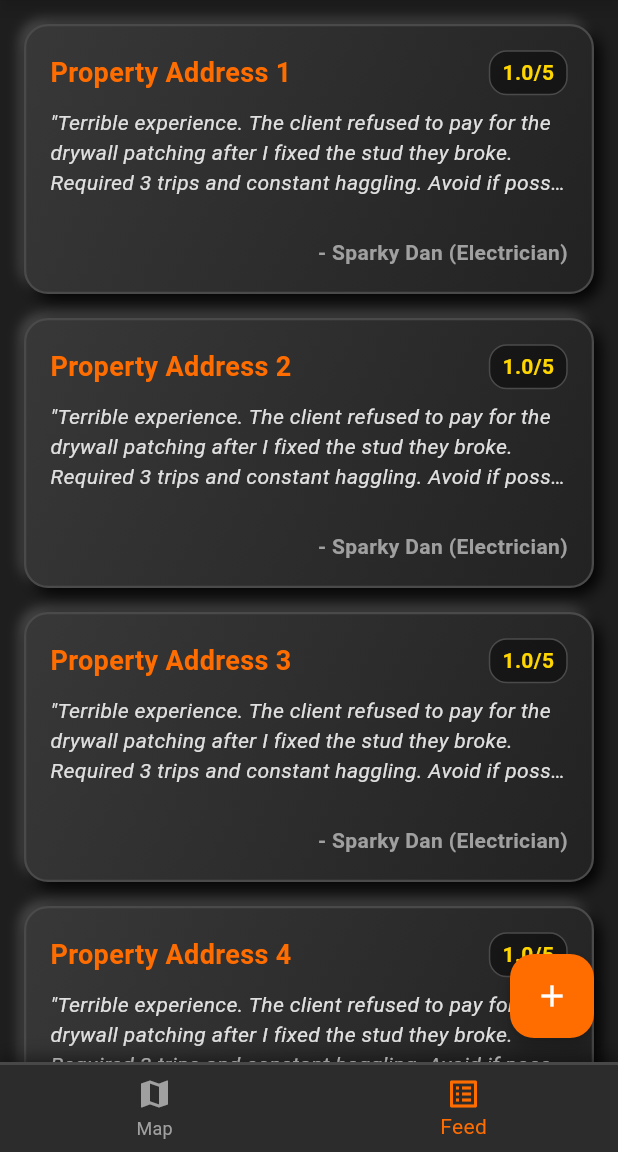
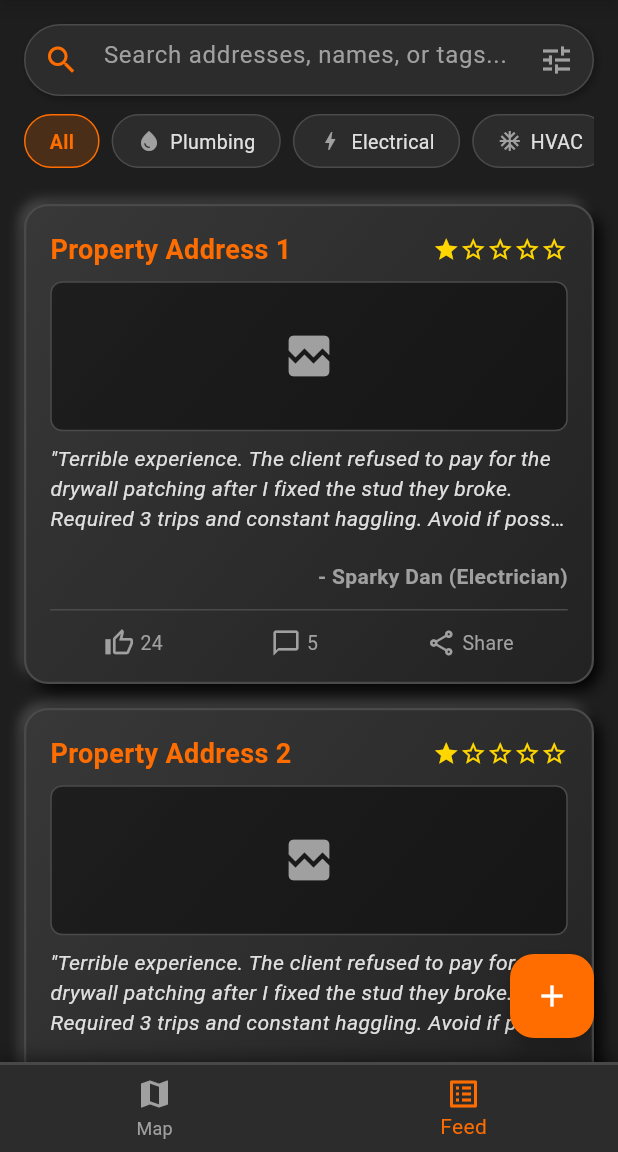
Before and after one commit to Domusgpt/SHTheads, a Flutter app: the FeedScreen screen opened by its route, on a phone screen of 412 x 824 dp, the part 84-1236 px from its top. Run offline on Flutter 3.47's test engine with Material 3 defaults, Android fonts, the phone set to English and light mode, and no system bars; our stand-ins replace flutter_map, go_router, latlong2.

Commit message:
feat(ui): Upgrade MVP UI with multi-portal, auth, and styling
- Implemented standard industry listing app features on the Feed (Stars, Image Placeholders, Social Actions, Search & Filters).
- Added multi-portal architecture using Provider + go_router (Login, Admin Dashboard, Tradesman Feed/Map).
- Configured proper GitHub Pages deployment actions script (`base-href` routing structure).
- Corrected White Screen of Death (WSOD) issue related to unhandled initial navigation states.
- Retained neu-skeuomorphic 4D interactive styles.

```diff
--- a/lib/screens/tradesman/feed_screen.dart
+++ b/lib/screens/tradesman/feed_screen.dart
@@ -1,6 +1,7 @@
 import 'package:flutter/material.dart';
 import '../../theme/app_theme.dart';
 import '../../widgets/reactive_tile.dart';
+import '../../widgets/search_filter_header.dart';
 
 class FeedScreen extends StatelessWidget {
   const FeedScreen({super.key});
@@ -13,19 +14,24 @@ class FeedScreen extends StatelessWidget {
         onPressed: () => _showAddReviewDialog(context),
         child: const Icon(Icons.add, color: Colors.white),
       ),
-      body: ListView.builder(
+      body: Column(
+        children: [
+          const SearchFilterHeader(),
+          Expanded(
+            child: ListView.builder(
               padding: const EdgeInsets.all(16),
               itemCount: 5,
               itemBuilder: (context, index) {
                 return Padding(
                   padding: const EdgeInsets.only(bottom: 16),
                   child: ReactiveTile(
-              height: 180,
+                    height: 320, // Increased height for rich media and actions
                     child: Padding(
                       padding: const EdgeInsets.all(16.0),
                       child: Column(
                         crossAxisAlignment: CrossAxisAlignment.start,
                         children: [
+                          // Header (Address + Star Rating)
                           Row(
                             mainAxisAlignment: MainAxisAlignment.spaceBetween,
                             children: [
@@ -33,18 +39,35 @@ class FeedScreen extends StatelessWidget {
                                 "Property Address ${index + 1}",
                                 style: const TextStyle(color: AppTheme.accentOrange, fontWeight: FontWeight.bold, fontSize: 18),
                               ),
-                        Container(
-                          padding: const EdgeInsets.symmetric(horizontal: 8, vertical: 4),
-                          decoration: BoxDecoration(
-                            color: Colors.black45,
-                            borderRadius: BorderRadius.circular(12),
-                            border: Border.all(color: AppTheme.metallicLight),
-                          ),
-                          child: const Text("1.0/5", style: TextStyle(color: AppTheme.accentYellow, fontWeight: FontWeight.bold)),
+                              Row(
+                                children: List.generate(5, (starIndex) {
+                                  return Icon(
+                                    starIndex < 1 ? Icons.star : Icons.star_border,
+                                    color: AppTheme.accentYellow,
+                                    size: 18,
+                                  );
+                                }),
                               ),
                             ],
                           ),
                           const SizedBox(height: 8),
+
+                          // Rich Media Placeholder
+                          Container(
+                            height: 100,
+                            width: double.infinity,
+                            decoration: BoxDecoration(
+                              color: Colors.black45,
+                              borderRadius: BorderRadius.circular(8),
+                              border: Border.all(color: AppTheme.metallicLight),
+                            ),
+                            child: const Center(
+                              child: Icon(Icons.broken_image, color: AppTheme.textSecondary, size: 36),
+                            ),
+                          ),
+                          const SizedBox(height: 8),
+
+                          // Text Content
                           const Expanded(
                             child: Text(
                               '"Terrible experience. The client refused to pay for the drywall patching after I fixed the stud they broke. Required 3 trips and constant haggling. Avoid if possible."',
@@ -53,11 +76,24 @@ class FeedScreen extends StatelessWidget {
                               overflow: TextOverflow.ellipsis,
                             ),
                           ),
-                    const SizedBox(height: 8),
+
+                          // Author
                           const Align(
                             alignment: Alignment.bottomRight,
                             child: Text('- Sparky Dan (Electrician)', style: TextStyle(color: AppTheme.textSecondary, fontWeight: FontWeight.w600)),
                           ),
+
+                          const Divider(color: AppTheme.metallicLight, height: 24),
+
+                          // Social Actions
+                          Row(
+                            mainAxisAlignment: MainAxisAlignment.spaceAround,
+                            children: [
+                              _buildActionBtn(Icons.thumb_up_outlined, '24'),
+                              _buildActionBtn(Icons.chat_bubble_outline, '5'),
+                              _buildActionBtn(Icons.share_outlined, 'Share'),
+                            ],
+                          )
                         ],
                       ),
                     ),
@@ -65,6 +101,19 @@ class FeedScreen extends StatelessWidget {
                 );
               },
             ),
+          ),
+        ],
+      ),
+    );
+  }
+
+  Widget _buildActionBtn(IconData icon, String label) {
+    return Row(
+      children: [
+        Icon(icon, color: AppTheme.textSecondary, size: 20),
+        const SizedBox(width: 4),
+        Text(label, style: const TextStyle(color: AppTheme.textSecondary, fontSize: 13)),
+      ],
     );
   }
 
--- /dev/null
+++ b/lib/widgets/search_filter_header.dart
@@ -0,0 +1,106 @@
+import 'package:flutter/material.dart';
+import '../theme/app_theme.dart';
+
+class SearchFilterHeader extends StatelessWidget {
+  const SearchFilterHeader({super.key});
+
+  @override
+  Widget build(BuildContext context) {
+    return Container(
+      color: AppTheme.darkBackground.withOpacity(0.9),
+      padding: const EdgeInsets.fromLTRB(16, 16, 16, 8),
+      child: Column(
+        mainAxisSize: MainAxisSize.min,
+        crossAxisAlignment: CrossAxisAlignment.stretch,
+        children: [
+          // Search Bar
+          Container(
+            height: 48,
+            decoration: BoxDecoration(
+              color: AppTheme.darkSurface,
+              borderRadius: BorderRadius.circular(24),
+              border: Border.all(color: AppTheme.metallicLight, width: 1),
+              boxShadow: [
+                BoxShadow(
+                  color: Colors.black.withOpacity(0.3),
+                  blurRadius: 4,
+                  offset: const Offset(2, 2),
+                )
+              ],
+            ),
+            child: const TextField(
+              style: TextStyle(color: AppTheme.textPrimary),
+              decoration: InputDecoration(
+                hintText: 'Search addresses, names, or tags...',
+                hintStyle: TextStyle(color: AppTheme.textSecondary),
+                prefixIcon: Icon(Icons.search, color: AppTheme.accentOrange),
+                suffixIcon: Icon(Icons.tune, color: AppTheme.textSecondary),
+                border: InputBorder.none,
+                contentPadding: EdgeInsets.symmetric(vertical: 14),
+              ),
+            ),
+          ),
+          const SizedBox(height: 12),
+          // Filter Chips
+          SizedBox(
+            height: 36,
+            child: ListView(
+              scrollDirection: Axis.horizontal,
+              children: [
+                _buildFilterChip('All', isSelected: true),
+                _buildFilterChip('Plumbing', icon: Icons.water_drop),
+                _buildFilterChip('Electrical', icon: Icons.bolt),
+                _buildFilterChip('HVAC', icon: Icons.ac_unit),
+                _buildFilterChip('Bad Payer 🚩', isDanger: true),
+                _buildFilterChip('No Permits 🚩', isDanger: true),
+              ],
+            ),
+          ),
+        ],
+      ),
+    );
+  }
+
+  Widget _buildFilterChip(String label, {bool isSelected = false, IconData? icon, bool isDanger = false}) {
+    final Color primaryColor = isDanger ? Colors.redAccent : AppTheme.accentOrange;
+
+    return Container(
+      margin: const EdgeInsets.only(right: 8),
+      child: Material(
+        color: Colors.transparent,
+        child: InkWell(
+          onTap: () {},
+          borderRadius: BorderRadius.circular(18),
+          child: Container(
+            padding: const EdgeInsets.symmetric(horizontal: 16, vertical: 8),
+            decoration: BoxDecoration(
+              color: isSelected ? primaryColor.withOpacity(0.2) : AppTheme.darkSurface,
+              borderRadius: BorderRadius.circular(18),
+              border: Border.all(
+                color: isSelected ? primaryColor : AppTheme.metallicLight,
+                width: 1,
+              ),
+            ),
+            child: Row(
+              mainAxisSize: MainAxisSize.min,
+              children: [
+                if (icon != null) ...[
+                  Icon(icon, size: 16, color: isSelected ? primaryColor : AppTheme.textSecondary),
+                  const SizedBox(width: 6),
+                ],
+                Text(
+                  label,
+                  style: TextStyle(
+                    color: isSelected ? primaryColor : AppTheme.textPrimary,
+                    fontWeight: isSelected ? FontWeight.bold : FontWeight.normal,
+                    fontSize: 13,
+                  ),
+                ),
+              ],
+            ),
+          ),
+        ),
+      ),
+    );
+  }
+}
--- /dev/null
+++ b/package.json
@@ -0,0 +1,5 @@
+{
+  "dependencies": {
+    "playwright": "^1.59.1"
+  }
+}
```
Also changed, not shown: lib/screens/tradesman/map_screen.dart (+10 -1 lines), package-lock.json (added), verification/feed_screen.png (added), verification/playwright_test.png (added), verification/root_screen.png (added), verification/web_login.png (added), verification/web_login_base.png (added), 10 other files. Lines whose indentation alone changed are shown as unchanged.
